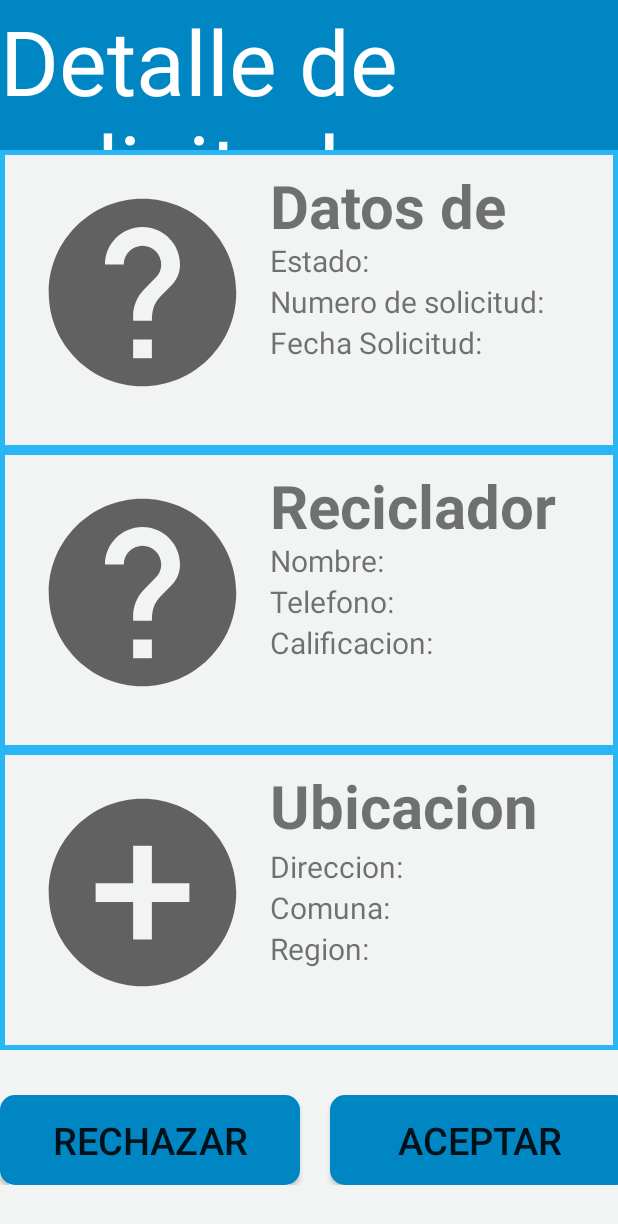
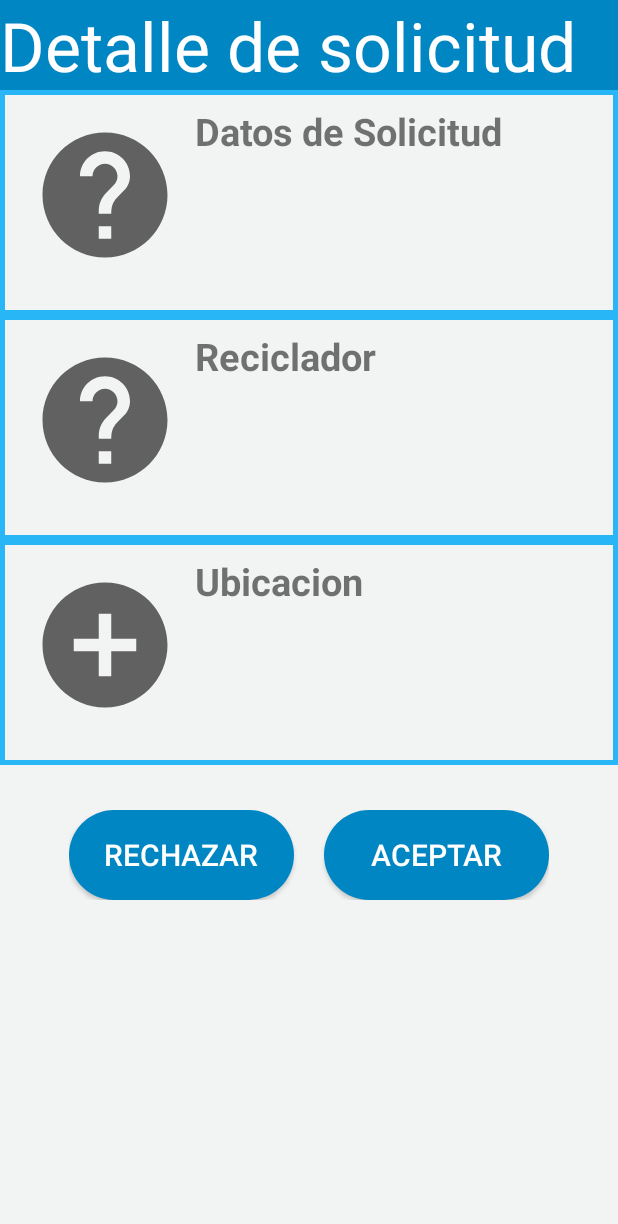
Before and after one commit to equipo2ua/Recolector, an Android app: the DetalleSolicitud screen opened directly, with no data from a screen before it, on a phone screen of 412 x 824 dp. Shown: the top 1224 px of the screen. Run offline under Robolectric (Android 15) with nearby library versions, the phone set to English and light mode, and no system bars.

Commit message:
inicio sesion, registro, detalle

```diff
--- a/app/src/main/java/com/example/recolector/IniciarSesion.java
+++ b/app/src/main/java/com/example/recolector/IniciarSesion.java
@@ -25,9 +25,8 @@ import retrofit2.Response;
 public class IniciarSesion  extends AppCompatActivity {
 
     Intent intencion;
-    TextView registrarse;
     TextView forgotPassword;
-    Button iniciarSesion;
+    Button iniciarSesion, registrarse;
     EditText nombreSesion,contraseñaSesion;
     //ejemplo dinámico
    // TextView ejemplo;
@@ -37,7 +36,7 @@ public class IniciarSesion  extends AppCompatActivity {
     protected void onCreate(Bundle savedInstanceState) {
         super.onCreate(savedInstanceState);
         setContentView(R.layout.iniciar_sesion_recolector);
-        registrarse = (TextView) findViewById(R.id.IS_registrarse);
+        registrarse = (Button) findViewById(R.id.IS_registrarse);
         registrarse.setOnClickListener(Listen);
         forgotPassword = (TextView) findViewById(R.id.forgotPassword);
         forgotPassword.setOnClickListener(Listen);
--- a/app/src/main/res/layout/activity_detalle_solicitud.xml
+++ b/app/src/main/res/layout/activity_detalle_solicitud.xml
@@ -16,14 +16,14 @@
             android:orientation="vertical">
             <LinearLayout
                 android:layout_width="match_parent"
-                android:layout_height="100dp"
+                android:layout_height="60dp"
                 android:orientation="horizontal">
 
                 <TextView
                     android:layout_width="match_parent"
                     android:layout_height="match_parent"
                     android:text="Detalle de solicitud"
-                    android:textSize="60dp"
+                    android:textSize="45sp"
                     android:textColor="@color/WhiteTextColor"
                     android:background="@color/primaryDarkColor"/>
 
@@ -31,13 +31,13 @@
 
             <LinearLayout
                 android:layout_width="match_parent"
-                android:layout_height="200dp"
+                android:layout_height="150dp"
                 android:orientation="horizontal"
                 android:background="@drawable/border_style">
 
                 <ImageView
-                    android:layout_width="150dp"
-                    android:layout_height="150dp"
+                    android:layout_width="100dp"
+                    android:layout_height="100dp"
                     android:src="@drawable/ic_help"
                     android:layout_marginTop="10dp"
                     android:layout_marginLeft="10dp"/>
@@ -50,29 +50,29 @@
 
                     <TextView
                         android:layout_width="match_parent"
-                        android:layout_height="50dp"
+                        android:layout_height="35dp"
                         android:text="Datos de Solicitud"
-                        android:textSize="40sp"
+                        android:textSize="25sp"
                         android:textStyle="bold"/>
 
                     <TextView
                         android:id="@+id/StateTextView"
                         android:layout_width="match_parent"
                         android:layout_height="wrap_content"
-                        android:text="Estado:"
-                        android:textSize="20sp"/>
+                        android:text=""
+                        android:textSize="18sp"/>
                     <TextView
                         android:id="@+id/RequestNumberTextView"
                         android:layout_width="match_parent"
                         android:layout_height="wrap_content"
-                        android:text="Numero de solicitud:"
-                        android:textSize="20sp"/>
+                        android:text=""
+                        android:textSize="18sp"/>
                     <TextView
                         android:id="@+id/RequestDateTextView"
                         android:layout_width="match_parent"
                         android:layout_height="wrap_content"
-                        android:text="Fecha Solicitud:"
-                        android:textSize="20sp"/>
+                        android:text=""
+                        android:textSize="18sp"/>
 
                 </LinearLayout>
 
@@ -80,13 +80,13 @@
 
             <LinearLayout
                 android:layout_width="match_parent"
-                android:layout_height="200dp"
+                android:layout_height="150dp"
                 android:orientation="horizontal"
                 android:background="@drawable/border_style">
 
                 <ImageView
-                    android:layout_width="150dp"
-                    android:layout_height="150dp"
+                    android:layout_width="100dp"
+                    android:layout_height="100dp"
                     android:src="@drawable/ic_help"
                     android:layout_marginTop="10dp"
                     android:layout_marginLeft="10dp"/>
@@ -99,28 +99,28 @@
 
                     <TextView
                         android:layout_width="match_parent"
-                        android:layout_height="50dp"
+                        android:layout_height="35dp"
                         android:text="Reciclador"
-                        android:textSize="40sp"
+                        android:textSize="25sp"
                         android:textStyle="bold"/>
                     <TextView
                         android:id="@+id/NameTextView"
                         android:layout_width="match_parent"
                         android:layout_height="wrap_content"
-                        android:text="Nombre:"
-                        android:textSize="20sp"/>
+                        android:text=""
+                        android:textSize="18sp"/>
                     <TextView
                         android:id="@+id/PhoneNumberTextView"
                         android:layout_width="match_parent"
                         android:layout_height="wrap_content"
-                        android:text="Telefono:"
-                        android:textSize="20sp"/>
+                        android:text=""
+                        android:textSize="18sp"/>
                     <TextView
                         android:id="@+id/RatingTextView"
                         android:layout_width="match_parent"
                         android:layout_height="wrap_content"
-                        android:text="Calificacion:"
-                        android:textSize="20sp"/>
+                        android:text=""
+                        android:textSize="18sp"/>
 
                 </LinearLayout>
 
@@ -128,13 +128,13 @@
 
             <LinearLayout
                 android:layout_width="match_parent"
-                android:layout_height="200dp"
+                android:layout_height="150dp"
                 android:orientation="horizontal"
                 android:background="@drawable/border_style">
 
                 <ImageView
-                    android:layout_width="150dp"
-                    android:layout_height="150dp"
+                    android:layout_width="100dp"
+                    android:layout_height="100dp"
                     android:src="@drawable/ic_calculadora"
                     android:layout_marginTop="10dp"
                     android:layout_marginLeft="10dp"/>
@@ -147,28 +147,28 @@
 
                     <TextView
                         android:layout_width="match_parent"
-                        android:layout_height="wrap_content"
+                        android:layout_height="35dp"
                         android:text="Ubicacion"
-                        android:textSize="40sp"
+                        android:textSize="25sp"
                         android:textStyle="bold"/>
                     <TextView
                         android:id="@+id/AddressTextView"
                         android:layout_width="match_parent"
                         android:layout_height="wrap_content"
-                        android:text="Direccion:"
-                        android:textSize="20sp"/>
+                        android:text=""
+                        android:textSize="18sp"/>
                     <TextView
                         android:id="@+id/DistrictTextView"
                         android:layout_width="match_parent"
                         android:layout_height="wrap_content"
-                        android:text="Comuna:"
-                        android:textSize="20sp"/>
+                        android:text=""
+                        android:textSize="18sp"/>
                     <TextView
                         android:id="@+id/CityTextView"
                         android:layout_width="match_parent"
                         android:layout_height="wrap_content"
-                        android:text="Region:"
-                        android:textSize="20sp"/>
+                        android:text=""
+                        android:textSize="18sp"/>
 
                 </LinearLayout>
 
@@ -183,21 +183,22 @@
 
                 <Button
                     android:id="@+id/DenyButton"
-                    android:layout_width="200dp"
+                    android:layout_width="150dp"
                     android:layout_height="60dp"
-                    android:background="@drawable/button_style"
+                    android:background="@drawable/btn_primary"
                     android:text="Rechazar"
-                    android:textSize="25sp"
-                    android:layout_marginRight="20dp"
-                    />
+                    android:textSize="20sp"
+                    android:textColor="@drawable/text_button"
+                    android:layout_marginRight="20dp"/>
 
                 <Button
                     android:id="@+id/AcceptButton"
-                    android:layout_width="200dp"
+                    android:layout_width="150dp"
                     android:layout_height="60dp"
-                    android:background="@drawable/button_style"
+                    android:background="@drawable/btn_primary"
                     android:text="Aceptar"
-                    android:textSize="25sp" />
+                    android:textSize="20sp"
+                    android:textColor="@drawable/text_button"/>
 
             </LinearLayout>
 
```
Also changed, not shown: app/src/main/res/layout/iniciar_sesion_recolector.xml (+33 -32 lines), app/src/main/res/layout/login.xml (+28 -9 lines), app/src/main/res/layout/registro_recolector.xml (+25 -3 lines).
